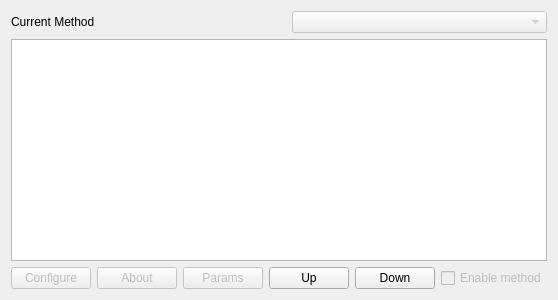
The window that kgalileicenter/qpluginslist.ui (pfrancq/galilei) describes before a commit, drawn with Qt 5.
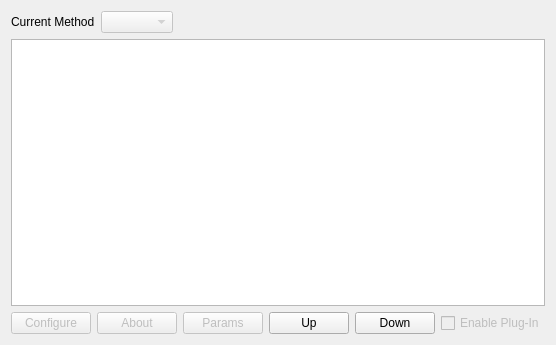
The same window after the commit. Icons and pictures are not drawn. Custom widgets are drawn as their Qt base class.

```diff
--- a/kgalileicenter/qpluginslist.ui
+++ b/kgalileicenter/qpluginslist.ui
@@ -6,8 +6,8 @@
    <rect>
     <x>0</x>
     <y>0</y>
-    <width>523</width>
-    <height>300</height>
+    <width>530</width>
+    <height>345</height>
    </rect>
   </property>
   <property name="windowTitle">
@@ -32,13 +32,23 @@
        </property>
       </widget>
      </item>
+     <item>
+      <widget class="QComboBox" name="Current">
+       <property name="enabled">
+        <bool>false</bool>
+       </property>
+       <property name="toolTip">
+        <string>Choose current method</string>
+       </property>
+      </widget>
+     </item>
      <item>
       <spacer name="spacer4_2_3_2_2">
        <property name="orientation">
         <enum>Qt::Horizontal</enum>
        </property>
        <property name="sizeType">
-        <enum>QSizePolicy::Fixed</enum>
+        <enum>QSizePolicy::Expanding</enum>
        </property>
        <property name="sizeHint" stdset="0">
         <size>
@@ -48,16 +58,6 @@
        </property>
       </spacer>
      </item>
-     <item>
-      <widget class="QComboBox" name="Current">
-       <property name="enabled">
-        <bool>false</bool>
-       </property>
-       <property name="toolTip">
-        <string>Choose current method</string>
-       </property>
-      </widget>
-     </item>
     </layout>
    </item>
    <item>
@@ -159,7 +159,7 @@
         <bool>false</bool>
        </property>
        <property name="text">
-        <string>Enable method</string>
+        <string>Enable Plug-In</string>
        </property>
       </widget>
      </item>
```
Left out of the diff: 2 changed lines with no effect on the pictures.
